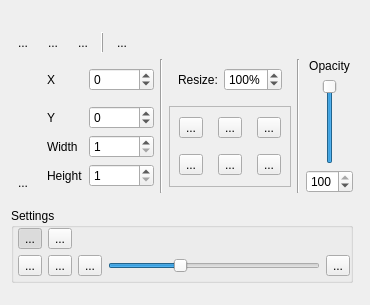
Qt form src/widgets/geometrywidget_ui.ui (KDE/kdenlive) before a commit.
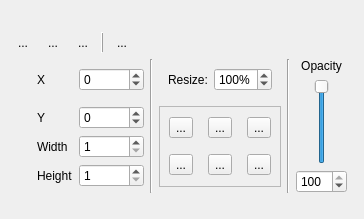
The same form after that commit.

Commit message: Separate monitor scene controls from Geometrywidget

```diff
--- a/src/widgets/geometrywidget_ui.ui
+++ b/src/widgets/geometrywidget_ui.ui
@@ -6,15 +6,15 @@
    <rect>
     <x>0</x>
     <y>0</y>
-    <width>366</width>
-    <height>305</height>
+    <width>364</width>
+    <height>183</height>
    </rect>
   </property>
   <property name="windowTitle">
    <string>Form</string>
   </property>
   <layout class="QGridLayout" name="gridLayout">
-   <item row="1" column="2">
+   <item row="1" column="1">
     <widget class="QWidget" name="widgetGeometry" native="true">
      <layout class="QGridLayout" name="gridLayout_3">
       <property name="leftMargin">
@@ -283,7 +283,7 @@
      </layout>
     </widget>
    </item>
-   <item row="1" column="3">
+   <item row="1" column="2">
     <spacer name="horizontalSpacer">
      <property name="orientation">
       <enum>Qt::Horizontal</enum>
@@ -296,7 +296,7 @@
      </property>
     </spacer>
    </item>
-   <item row="0" column="0" colspan="4">
+   <item row="0" column="0" colspan="3">
     <widget class="QWidget" name="widgetTimeWrapper" native="true">
      <layout class="QGridLayout" name="gridLayout_4">
       <property name="margin">
@@ -397,7 +397,7 @@
     </widget>
    </item>
    <item row="1" column="0">
-    <widget class="QWidget" name="widget_3" native="true">
+    <widget class="QWidget" name="widgetFirstColumn" native="true">
      <layout class="QGridLayout" name="gridLayout_6">
       <property name="leftMargin">
        <number>0</number>
@@ -411,19 +411,6 @@
       <property name="spacing">
        <number>0</number>
       </property>
-      <item row="1" column="1">
-       <widget class="QToolButton" name="buttonConfig">
-        <property name="text">
-         <string>...</string>
-        </property>
-        <property name="checkable">
-         <bool>true</bool>
-        </property>
-        <property name="autoRaise">
-         <bool>true</bool>
-        </property>
-       </widget>
-      </item>
       <item row="0" column="0" rowspan="2">
        <spacer name="horizontalSpacer_2">
         <property name="orientation">
@@ -453,101 +440,7 @@
      </layout>
     </widget>
    </item>
-   <item row="2" column="0" colspan="3">
-    <widget class="QGroupBox" name="groupSettings">
-     <property name="enabled">
-      <bool>true</bool>
-     </property>
-     <property name="title">
-      <string>Settings</string>
-     </property>
-     <property name="flat">
-      <bool>true</bool>
-     </property>
-     <layout class="QGridLayout" name="gridLayout_7">
-      <property name="leftMargin">
-       <number>4</number>
-      </property>
-      <property name="topMargin">
-       <number>0</number>
-      </property>
-      <property name="rightMargin">
-       <number>0</number>
-      </property>
-      <property name="bottomMargin">
-       <number>4</number>
-      </property>
-      <item row="0" column="0">
-       <widget class="QToolButton" name="buttonShowScene">
-        <property name="text">
-         <string>...</string>
-        </property>
-        <property name="checkable">
-         <bool>true</bool>
-        </property>
-        <property name="checked">
-         <bool>true</bool>
-        </property>
-       </widget>
-      </item>
-      <item row="1" column="0">
-       <widget class="QToolButton" name="buttonZoomFit">
-        <property name="text">
-         <string>...</string>
-        </property>
-       </widget>
-      </item>
-      <item row="1" column="3">
-       <widget class="QSlider" name="sliderZoom">
-        <property name="minimum">
-         <number>1</number>
-        </property>
-        <property name="maximum">
-         <number>300</number>
-        </property>
-        <property name="value">
-         <number>100</number>
-        </property>
-        <property name="orientation">
-         <enum>Qt::Horizontal</enum>
-        </property>
-       </widget>
-      </item>
-      <item row="1" column="1">
-       <widget class="QToolButton" name="buttonZoomOriginal">
-        <property name="text">
-         <string>...</string>
-        </property>
-       </widget>
-      </item>
-      <item row="0" column="1">
-       <widget class="QToolButton" name="buttonDirectUpdate">
-        <property name="text">
-         <string>...</string>
-        </property>
-        <property name="checkable">
-         <bool>true</bool>
-        </property>
-       </widget>
-      </item>
-      <item row="1" column="5">
-       <widget class="QToolButton" name="buttonZoomIn">
-        <property name="text">
-         <string>...</string>
-        </property>
-       </widget>
-      </item>
-      <item row="1" column="2">
-       <widget class="QToolButton" name="buttonZoomOut">
-        <property name="text">
-         <string>...</string>
-        </property>
-       </widget>
-      </item>
-     </layout>
-    </widget>
-   </item>
-   <item row="4" column="0" colspan="4">
+   <item row="3" column="0" colspan="3">
     <spacer name="verticalSpacer_2">
      <property name="orientation">
       <enum>Qt::Vertical</enum>
@@ -560,6 +453,16 @@
      </property>
     </spacer>
    </item>
+   <item row="2" column="0" colspan="2">
+    <widget class="QFrame" name="frameSettings">
+     <property name="frameShape">
+      <enum>QFrame::NoFrame</enum>
+     </property>
+     <property name="frameShadow">
+      <enum>QFrame::Plain</enum>
+     </property>
+    </widget>
+   </item>
   </layout>
  </widget>
  <resources/>
```
The commit also changes 6 other files.
